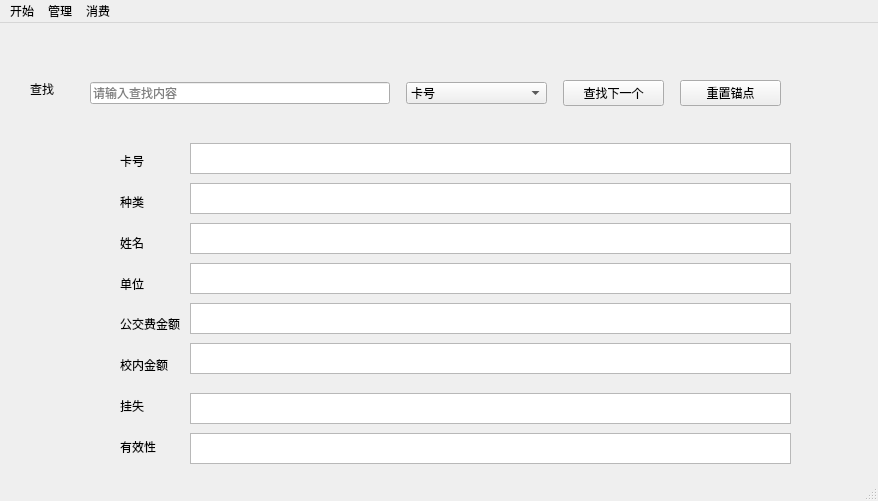
This is mainwindow.ui in Nek0-hinata/QtLearning as Qt 5 draws it before an edit. The edited form follows.
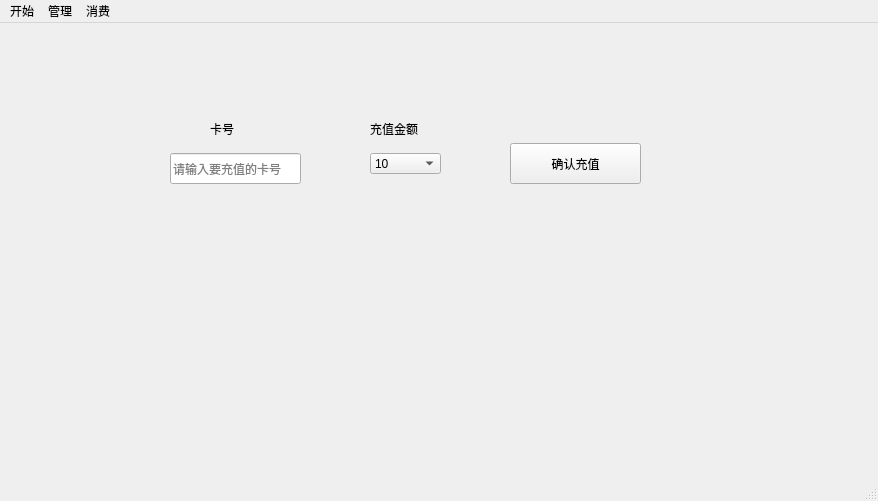
This is the edited form.

Patch:
```diff
--- a/mainwindow.ui
+++ b/mainwindow.ui
@@ -36,7 +36,7 @@
      </rect>
     </property>
     <property name="currentIndex">
-     <number>0</number>
+     <number>4</number>
     </property>
     <widget class="QWidget" name="search_ui">
      <widget class="QWidget" name="horizontalLayoutWidget">
@@ -516,6 +516,115 @@
       </property>
      </widget>
     </widget>
+    <widget class="QWidget" name="chongzhi_ui">
+     <widget class="QLabel" name="label_17">
+      <property name="geometry">
+       <rect>
+        <x>210</x>
+        <y>90</y>
+        <width>41</width>
+        <height>31</height>
+       </rect>
+      </property>
+      <property name="text">
+       <string>卡号</string>
+      </property>
+     </widget>
+     <widget class="QComboBox" name="comboBox">
+      <property name="geometry">
+       <rect>
+        <x>370</x>
+        <y>130</y>
+        <width>71</width>
+        <height>21</height>
+       </rect>
+      </property>
+      <item>
+       <property name="text">
+        <string>10</string>
+       </property>
+      </item>
+      <item>
+       <property name="text">
+        <string>20</string>
+       </property>
+      </item>
+      <item>
+       <property name="text">
+        <string>30</string>
+       </property>
+      </item>
+      <item>
+       <property name="text">
+        <string>40</string>
+       </property>
+      </item>
+      <item>
+       <property name="text">
+        <string>50</string>
+       </property>
+      </item>
+      <item>
+       <property name="text">
+        <string>100</string>
+       </property>
+      </item>
+      <item>
+       <property name="text">
+        <string>200</string>
+       </property>
+      </item>
+      <item>
+       <property name="text">
+        <string>300</string>
+       </property>
+      </item>
+      <item>
+       <property name="text">
+        <string>1000</string>
+       </property>
+      </item>
+     </widget>
+     <widget class="QLineEdit" name="lineEdit">
+      <property name="geometry">
+       <rect>
+        <x>170</x>
+        <y>130</y>
+        <width>131</width>
+        <height>31</height>
+       </rect>
+      </property>
+      <property name="placeholderText">
+       <string>请输入要充值的卡号</string>
+      </property>
+     </widget>
+     <widget class="QLabel" name="label_18">
+      <property name="geometry">
+       <rect>
+        <x>370</x>
+        <y>90</y>
+        <width>81</width>
+        <height>31</height>
+       </rect>
+      </property>
+      <property name="text">
+       <string>充值金额</string>
+      </property>
+     </widget>
+     <widget class="QPushButton" name="pushButton_6">
+      <property name="geometry">
+       <rect>
+        <x>510</x>
+        <y>120</y>
+        <width>131</width>
+        <height>41</height>
+       </rect>
+      </property>
+      <property name="text">
+       <string>确认充值</string>
+      </property>
+     </widget>
+    </widget>
    </widget>
   </widget>
   <widget class="QMenuBar" name="menubar">
```
